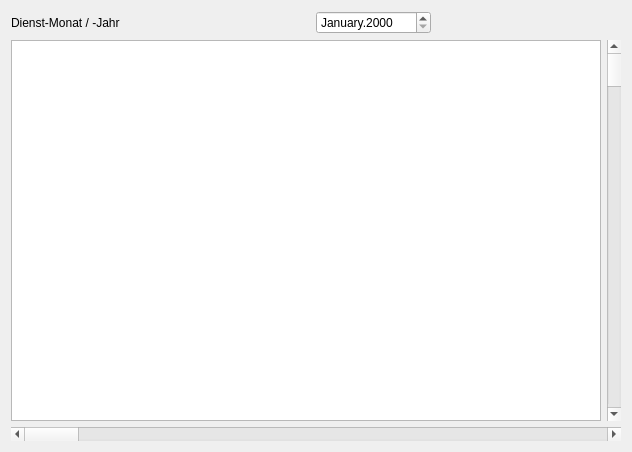
Above: crosterwindow.ui from joergpauly/megaroster before the change. Below: the same form after it.
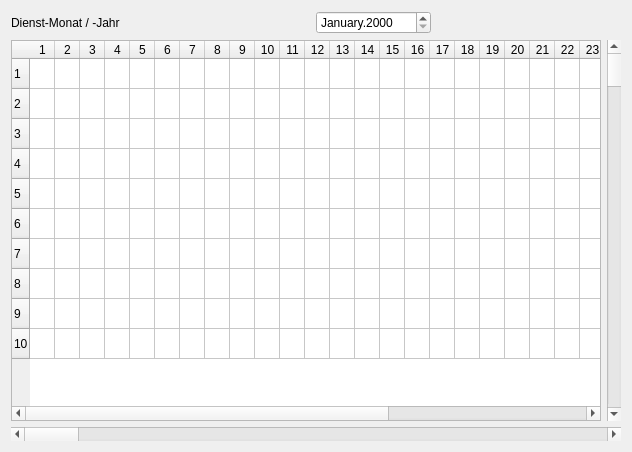
That is the form after the change.

Commit message: Fine-Tuning CRosterWindow

```diff
--- a/crosterwindow.ui
+++ b/crosterwindow.ui
@@ -64,7 +64,61 @@
    <item>
     <layout class="QHBoxLayout" name="horizontalLayout">
      <item>
-      <widget class="QTableView" name="tbvRoster"/>
+      <widget class="QTableWidget" name="tbwRoster">
+       <property name="rowCount">
+        <number>10</number>
+       </property>
+       <property name="columnCount">
+        <number>34</number>
+       </property>
+       <attribute name="horizontalHeaderDefaultSectionSize">
+        <number>25</number>
+       </attribute>
+       <row/>
+       <row/>
+       <row/>
+       <row/>
+       <row/>
+       <row/>
+       <row/>
+       <row/>
+       <row/>
+       <row/>
+       <column/>
+       <column/>
+       <column/>
+       <column/>
+       <column/>
+       <column/>
+       <column/>
+       <column/>
+       <column/>
+       <column/>
+       <column/>
+       <column/>
+       <column/>
+       <column/>
+       <column/>
+       <column/>
+       <column/>
+       <column/>
+       <column/>
+       <column/>
+       <column/>
+       <column/>
+       <column/>
+       <column/>
+       <column/>
+       <column/>
+       <column/>
+       <column/>
+       <column/>
+       <column/>
+       <column/>
+       <column/>
+       <column/>
+       <column/>
+      </widget>
      </item>
      <item>
       <widget class="QScrollBar" name="verticalScrollBar">
```
Left out of the diff: 2 changed lines with no effect on the pictures.
